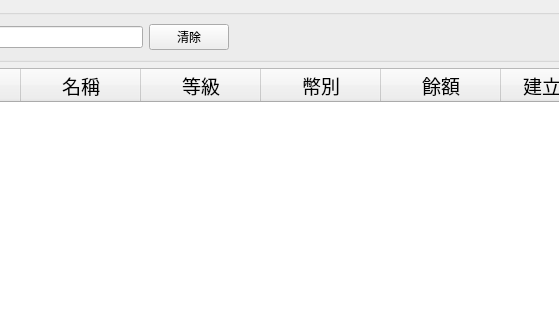
Old version of the form src/AdbClient/StageCustomerService/LayerCustomer.ui in the repository roger0816/Adb; both pictures show x 349 to 908 and y 0 to 320 of the 1078 by 522 pixel window.
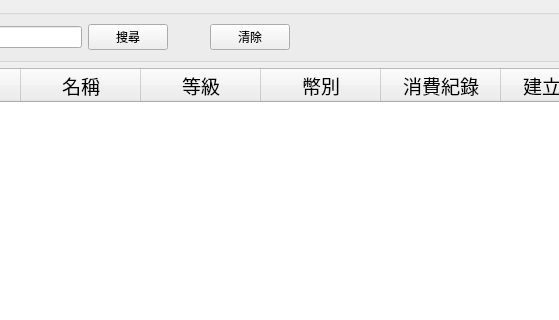
New version of the form.

```diff
--- a/src/AdbClient/StageCustomerService/LayerCustomer.ui
+++ b/src/AdbClient/StageCustomerService/LayerCustomer.ui
@@ -45,8 +45,43 @@
            </property>
           </widget>
          </item>
+         <item>
+          <widget class="QPushButton" name="btnSearch">
+           <property name="minimumSize">
+            <size>
+             <width>60</width>
+             <height>0</height>
+            </size>
+           </property>
+           <property name="focusPolicy">
+            <enum>Qt::StrongFocus</enum>
+           </property>
+           <property name="text">
+            <string>搜尋</string>
+           </property>
+          </widget>
+         </item>
+         <item>
+          <widget class="QLabel" name="label">
+           <property name="minimumSize">
+            <size>
+             <width>30</width>
+             <height>0</height>
+            </size>
+           </property>
+           <property name="text">
+            <string/>
+           </property>
+          </widget>
+         </item>
          <item>
           <widget class="QPushButton" name="btnClear">
+           <property name="minimumSize">
+            <size>
+             <width>60</width>
+             <height>0</height>
+            </size>
+           </property>
            <property name="text">
             <string>清除</string>
            </property>
@@ -122,7 +157,7 @@
         </column>
         <column>
          <property name="text">
-          <string>餘額</string>
+          <string>消費紀錄</string>
          </property>
         </column>
         <column>
```
Left out of the diff: 8 changed lines with no effect on the pictures.
